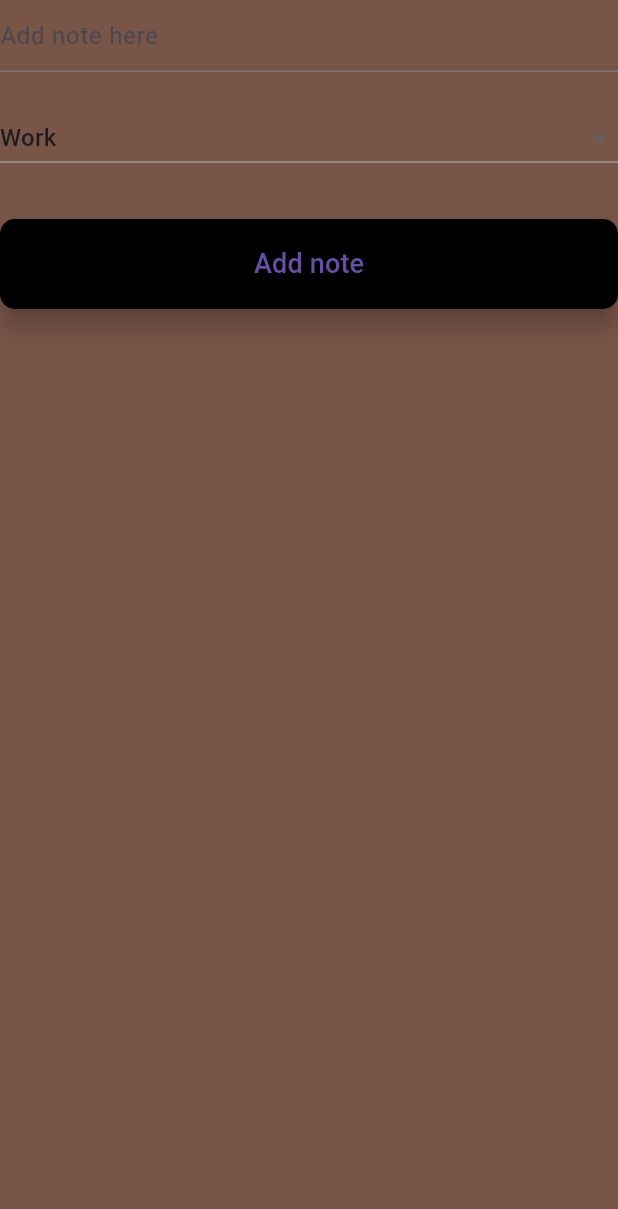
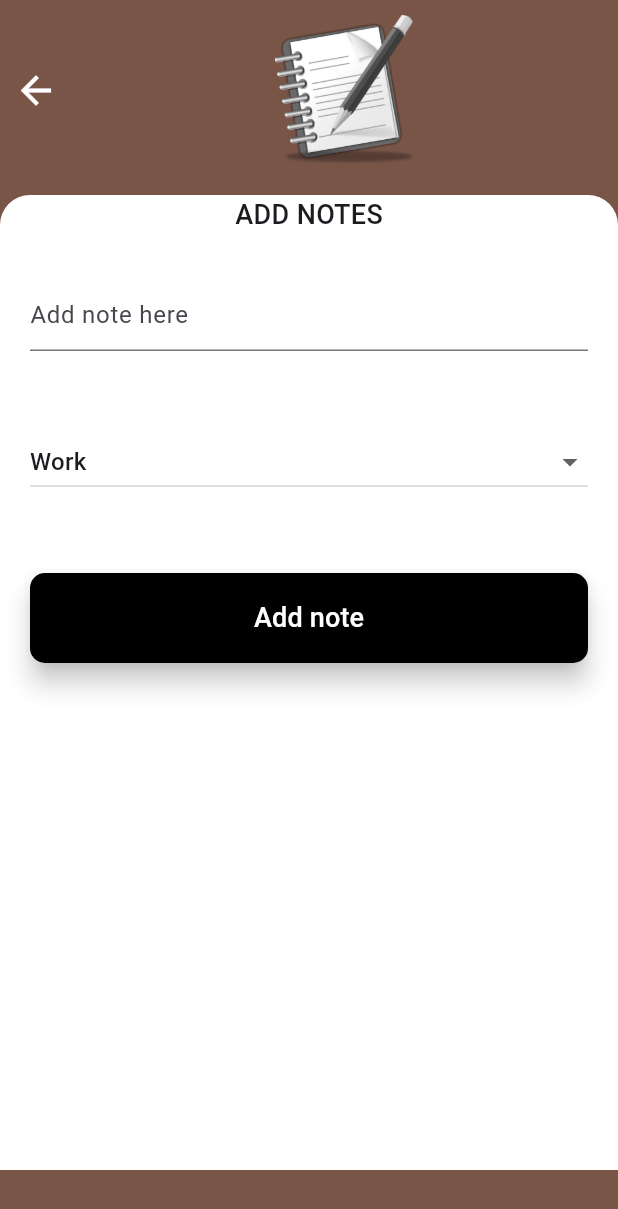
Before and after one commit to codefriendly-app/Smart-Note, a Flutter app: the Addnotes screen opened directly, on a phone screen of 412 x 824 dp. Shown: the top 1209 px of the screen. Run offline on Flutter 3.47's test engine with Material 3 defaults, Android fonts, the phone set to English and light mode, and no system bars; our stand-ins replace firebase_auth, firebase_core, firebase_database; missing offline and left inert: dart:ffi; accounts and stored records are empty.

Commit message:
Update note app features and UI improvements

```diff
--- a/lib/Provider/databseprovider.dart
+++ b/lib/Provider/databseprovider.dart
@@ -50,4 +50,10 @@ class Databaseprovider extends ChangeNotifier{
       'pinned': pin,
     });
   }
+  Future<void> delete(String id)async{
+    await reference.child(id).remove();
+    notelist.removeWhere((note)=>
+      note['id']==id);
+      notifyListeners();
+  }
 }
--- a/lib/Screens/Addnotes.dart
+++ b/lib/Screens/Addnotes.dart
@@ -1,6 +1,9 @@
+import 'dart:ffi';
+
 import 'package:flutter/cupertino.dart';
 import 'package:flutter/material.dart';
 import 'package:job_rdy_app/Provider/databseprovider.dart';
+import 'package:job_rdy_app/Screens/Homescreen.dart';
 import 'package:provider/provider.dart';
 
 import '../Constants/Constant.dart';
@@ -17,15 +20,49 @@ class Addnotes extends StatelessWidget{
      final provider = Provider.of<Databaseprovider>(context);
      return Scaffold(backgroundColor: Colors.brown,
        body: SafeArea(
+           child: SingleChildScrollView(
+             child: Padding(
+               padding: const EdgeInsets.only(top: 10),
                child: Column(
                  children: [
+                   Row(
+                     children: [
+                       IconButton(onPressed: (){
+                         Navigator.push(context, MaterialPageRoute(builder: (context)=>Homescreen()));
+                       }, icon:Icon(Icons.arrow_back,color: Colors.white,size: 30,)),
+                       Expanded(
+                         child: Container(
+                           height: 100,
+                           decoration: BoxDecoration(
+                             image: DecorationImage(image: AssetImage('assets/images/note.png')),
+                           ),
+                         ),
+                       ),
+                     ],
+                   ),
+                   SizedBox(height: 20,),
+                   SizedBox(
+                     height: 650,
+                     width: double.maxFinite,
+                     child: Container(
+                       height: 650,
+                       decoration: BoxDecoration(
+                         color: Colors.white,
+                         borderRadius: BorderRadius.only(topLeft: Radius.circular(20),topRight: Radius.circular(20))
+                       ),
+                       child: Padding(
+                         padding: const EdgeInsets.only(left: 20,right: 20),
+                         child: Column(
+                           children: [
+                             Text('ADD NOTES',style: heading2,),
+                             SizedBox(height: 30,),
                              TextField(
                                controller:noteController,
                                decoration: InputDecoration(
                                  hintText: 'Add note here',
                                ),
                              ),
-               SizedBox(height: 20,),
+                             SizedBox(height: 50,),
                              DropdownButton(
                                  isExpanded: true,
                                  value: selectedcategory,
@@ -37,13 +74,20 @@ class Addnotes extends StatelessWidget{
                                getcategory = value.toString();
                                selectedcategory = value.toString();
                              }),
-               SizedBox(height: 30,),
+                             SizedBox(height: 50,),
                              ElevatedButton(style:loginbt,onPressed: ()async{
                                final note = noteController.text;
                                final category = getcategory.toString();
                                await provider.notesend(note,category);
-               }, child: Text('Add note',style: heading2,))
+                             }, child: Text('Add note',style: heading2.copyWith(color: Colors.white),))
                            ],
+                         ),
+                       ),
+                     ),
+                   )
+                 ],
+               ),
+             ),
            )
        )
      );
--- a/lib/Screens/Login.dart
+++ b/lib/Screens/Login.dart
@@ -13,6 +13,7 @@ class Login extends StatelessWidget {
     final provider = Provider.of<Authprovider>(context);
     return Scaffold(backgroundColor: Colors.white60,
       body: SafeArea(
+          child: SingleChildScrollView(
             child: Column(
               children: [
                 Image(image: AssetImage('assets/images/login.png'),height: 150,),
@@ -94,6 +95,7 @@ class Login extends StatelessWidget {
                   ),
                 )
               ],
+            ),
           )),
     );
   }
```
Also changed, not shown: lib/Screens/Displaynotes.dart (+36 -7 lines). Lines whose indentation alone changed are shown as unchanged.
